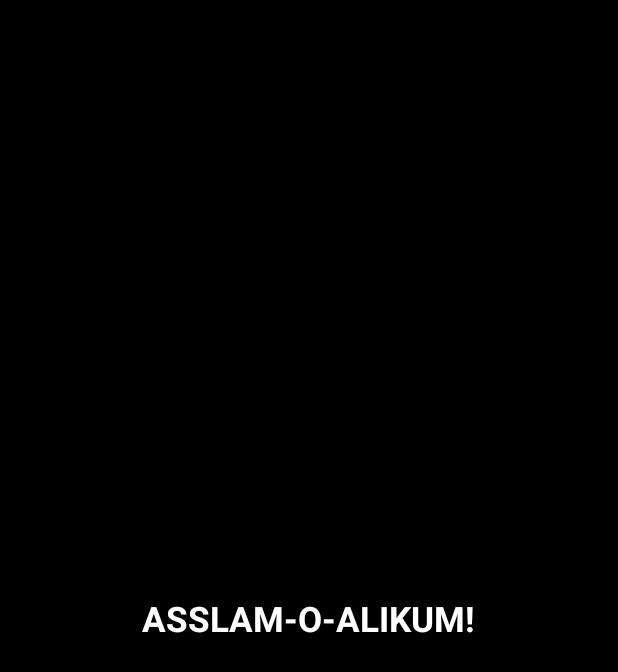
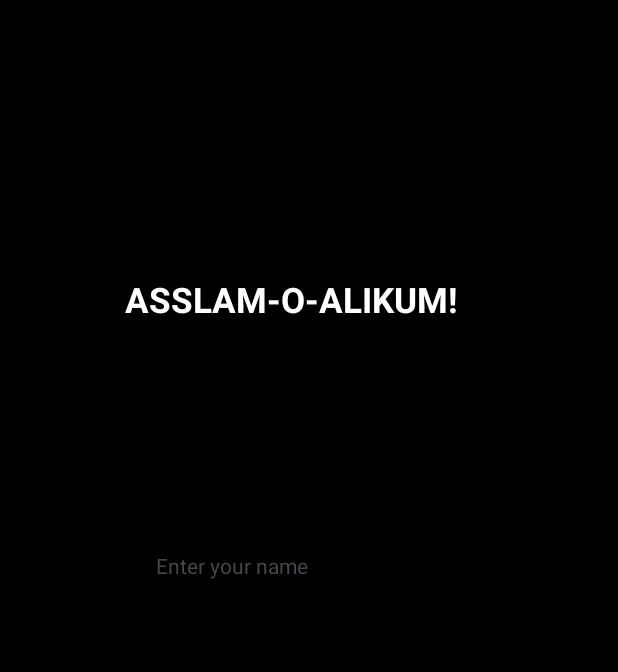
Before and after one commit to ANEESAHMAD12/test, an Android app: the screen it shows after launch (MainActivity), on a phone screen of 412 x 824 dp. Shown: the top 672 px of the screen. Run offline under Robolectric (Android 15) with nearby library versions, the phone set to English and light mode, and no system bars.

Commit message:
add a new textview in activitymain.xml

```diff
--- a/app/src/main/res/layout/activity_main.xml
+++ b/app/src/main/res/layout/activity_main.xml
@@ -8,18 +8,35 @@
     android:layout_width="match_parent"
     android:layout_height="match_parent"
     tools:context=".MainActivity">
+
     <TextView
-      android:layout_width="wrap_content"
-      android:layout_height="wrap_content"
-      android:text="Asslam-o-Alikum!"
+        android:id="@+id/textView2"
+        android:layout_width="wrap_content"
+        android:layout_height="wrap_content"
+        android:layout_marginTop="184dp"
         android:background="@color/black"
+        android:text="Asslam-o-Alikum!"
+        android:textAllCaps="true"
         android:textColor="@color/white"
         android:textSize="23sp"
         android:textStyle="bold"
-        android:textAllCaps="true"
-      app:layout_constraintBottom_toBottomOf="parent"
-      app:layout_constraintStart_toStartOf="parent"
-      app:layout_constraintEnd_toEndOf="parent"
-      app:layout_constraintTop_toTopOf="parent" />
+        app:layout_constraintEnd_toEndOf="parent"
+        app:layout_constraintHorizontal_bias="0.441"
+        app:layout_constraintStart_toStartOf="parent"
+        app:layout_constraintTop_toTopOf="parent" />
 
-  </androidx.constraintlayout.widget.ConstraintLayout>
+    <TextView
+        android:id="@+id/textView"
+        android:layout_width="214dp"
+        android:layout_height="75dp"
+        android:layout_marginTop="152dp"
+        android:text="Enter your name"
+        app:layout_constraintBottom_toBottomOf="parent"
+        app:layout_constraintEnd_toEndOf="parent"
+        app:layout_constraintHorizontal_bias="0.526"
+        app:layout_constraintStart_toStartOf="parent"
+        app:layout_constraintTop_toBottomOf="@+id/textView2"
+        app:layout_constraintVertical_bias="0.0" />
+
+
+</androidx.constraintlayout.widget.ConstraintLayout>
```
